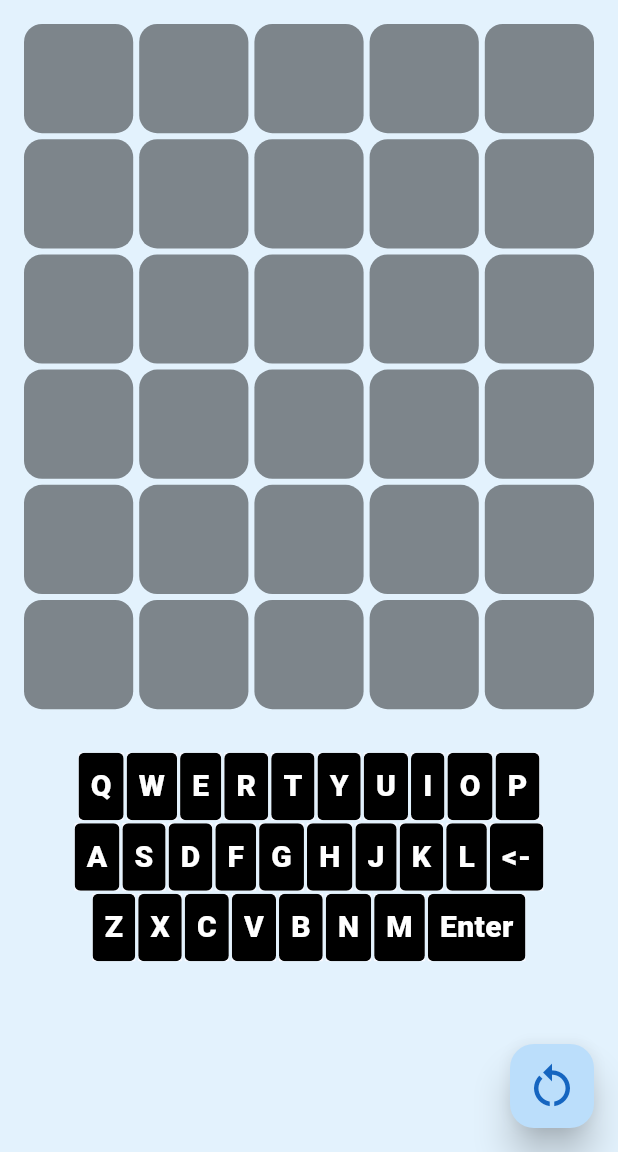
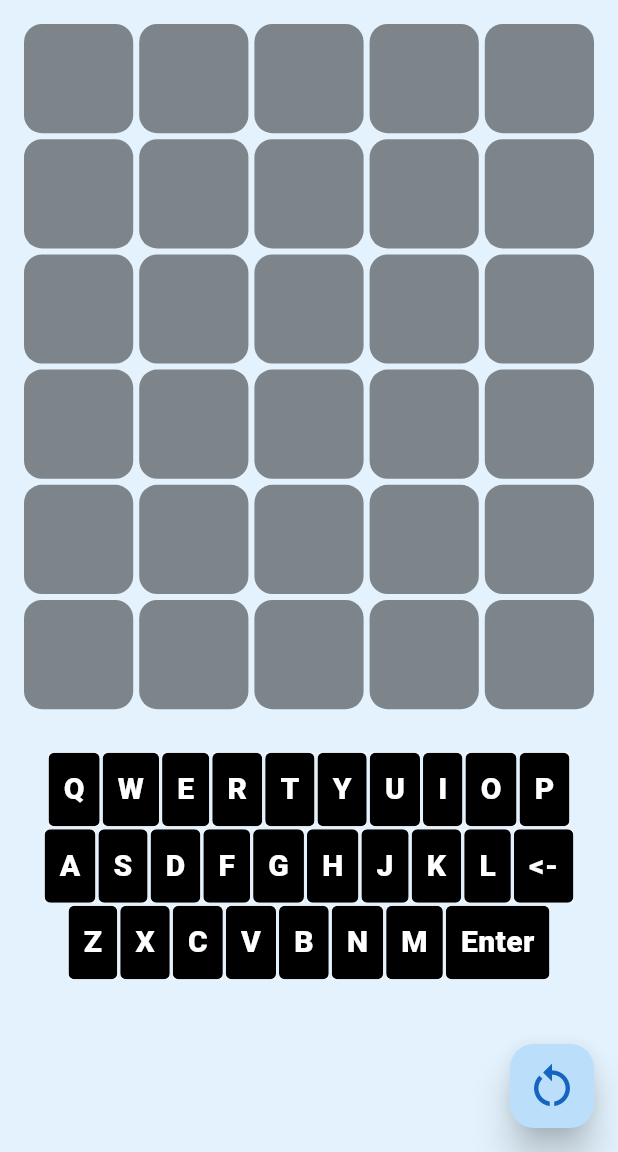
Before and after one commit to SophieHogg/wordle_flutter, a Flutter app: the screen it shows after launch, on a phone screen of 412 x 824 dp, the part 84-1236 px from its top. Run offline on Flutter 3.47's test engine with Material 3 defaults, Android fonts, the phone set to English and light mode, and no system bars.

Commit message:
Add fittedbox to prevent keyboard overflow

```diff
--- a/lib/components/keyboard.dart
+++ b/lib/components/keyboard.dart
@@ -53,7 +53,8 @@ class Keyboard extends StatelessWidget {
 
   @override
   Widget build(BuildContext context) {
-    return Column(
+    return FittedBox(
+      child: Column(
         children: [
           Row(
             mainAxisAlignment: MainAxisAlignment.center,
@@ -99,6 +100,7 @@ class Keyboard extends StatelessWidget {
             ],
           ),
         ],
+      ),
     );
   }
 }
--- a/lib/components/keyboard_letter.dart
+++ b/lib/components/keyboard_letter.dart
@@ -27,7 +27,7 @@ class KeyboardLetter extends StatelessWidget {
             borderRadius: BorderRadius.circular(10),
             onTap: onLetterClick,
             child: Container(
-              padding: EdgeInsetsGeometry.all(8),
+              padding: EdgeInsetsGeometry.all(10),
               child: Text(
                 letter,
                 style: TextStyle(
```
Lines whose indentation alone changed are shown as unchanged.
